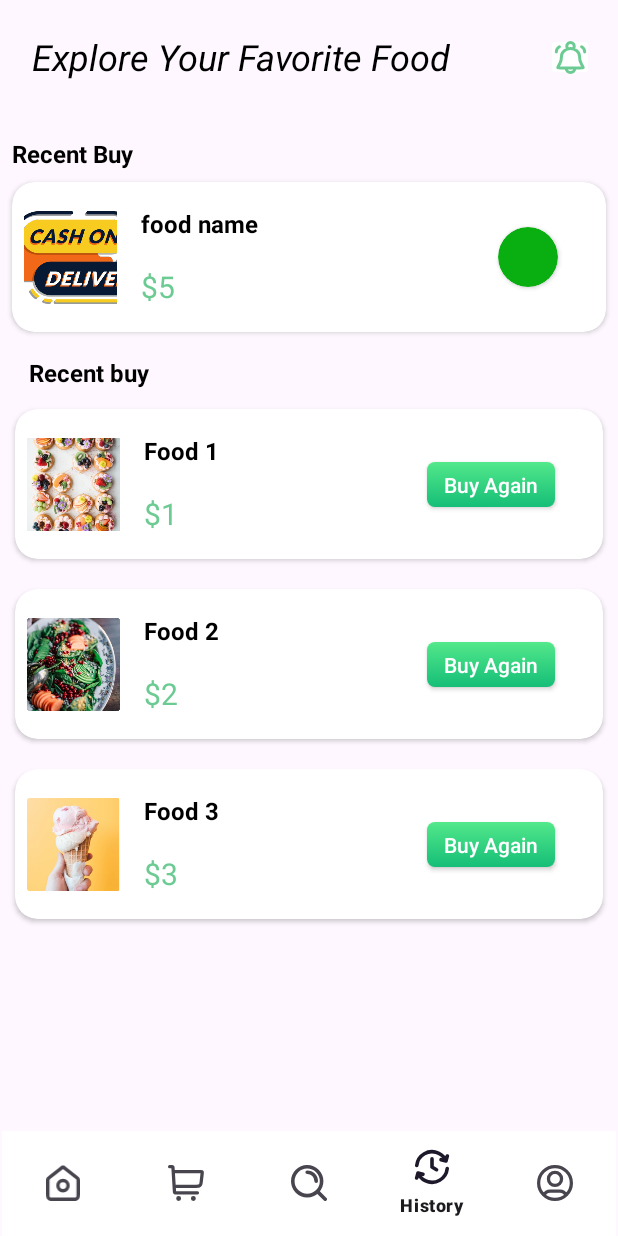
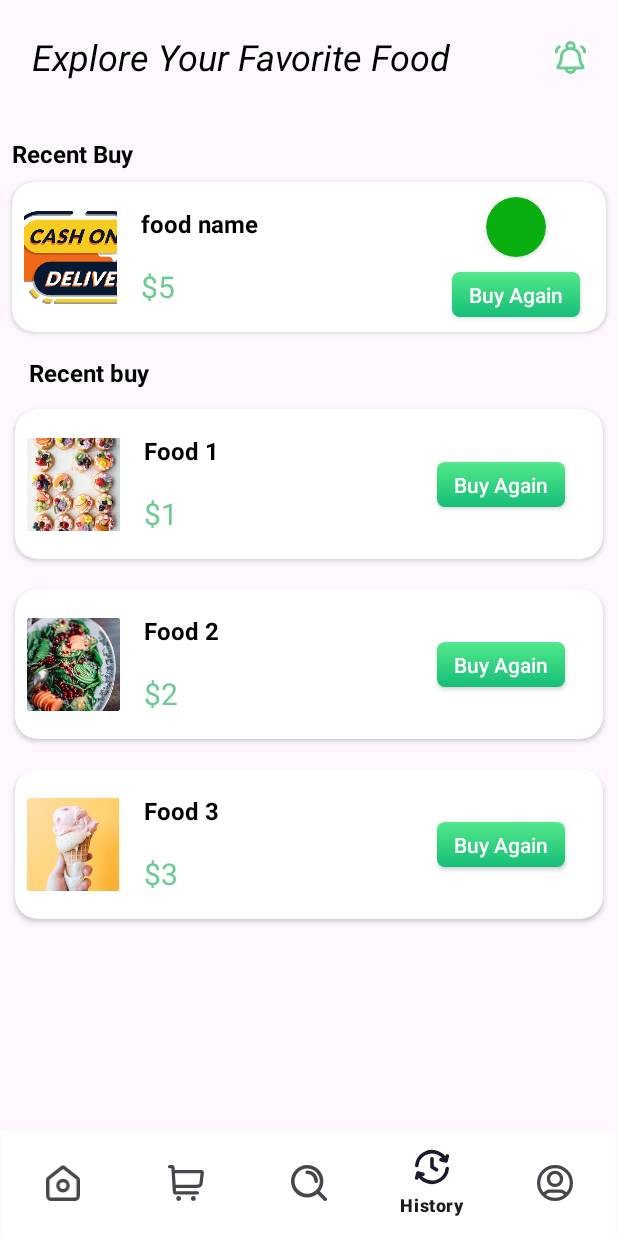
Before and after one commit to Robin-Ranjan/OneClickEat, an Android app: the HistoryFragment screen opened through its navigation route, on a phone screen of 412 x 824 dp. Run offline under Robolectric (Android 15) with nearby library versions, the phone set to English and light mode, and no system bars; our stand-ins replace navigation-ui; libraries missing offline, so code that uses them is left out: com.denzcoskun.imageslider; 6 statements that could not run were skipped.

Commit message:
final cummit

```diff
--- a/app/src/main/res/layout/fragment_history.xml
+++ b/app/src/main/res/layout/fragment_history.xml
@@ -34,6 +34,21 @@
             android:layout_height="match_parent"
             app:layout_constraintBottom_toTopOf="@+id/buyAgainFoodPrice"
             app:layout_constraintTop_toTopOf="@+id/buyAgainFoodPrice">
+
+            <androidx.appcompat.widget.AppCompatButton
+                android:id="@+id/buyAgainButton"
+                android:layout_width="85dp"
+                android:layout_height="30dp"
+                android:background="@drawable/add_to_cart_shape"
+                android:text="Buy Again"
+                android:textAllCaps="false"
+                android:textColor="@color/white"
+                android:textSize="14sp"
+                app:layout_constraintBottom_toBottomOf="parent"
+                app:layout_constraintEnd_toEndOf="@+id/cardView5"
+                app:layout_constraintHorizontal_bias="0.5"
+                app:layout_constraintStart_toStartOf="@+id/cardView5"
+                app:layout_constraintTop_toBottomOf="@+id/cardView5" />
 
             <ImageView
                 android:id="@+id/buyAgainFoodImage"
@@ -73,12 +88,13 @@
                 app:layout_constraintTop_toBottomOf="@+id/buyAgainFoodName" />
 
             <androidx.cardview.widget.CardView
+                android:id="@+id/cardView5"
                 android:layout_width="40dp"
                 android:layout_height="40dp"
-                android:layout_marginEnd="32dp"
                 app:cardBackgroundColor="#09AF10"
                 app:cardCornerRadius="20dp"
-                app:layout_constraintBottom_toBottomOf="parent"
+                android:layout_marginEnd="40dp"
+                app:layout_constraintBottom_toTopOf="@+id/buyAgainButton"
                 app:layout_constraintEnd_toEndOf="parent"
                 app:layout_constraintTop_toTopOf="parent" />
 
--- a/app/src/main/res/layout/recent_buy_item.xml
+++ b/app/src/main/res/layout/recent_buy_item.xml
@@ -67,7 +67,7 @@
                 android:id="@+id/buyAgainButton"
                 android:layout_width="85dp"
                 android:layout_height="30dp"
-                android:layout_marginEnd="32dp"
+                android:layout_marginEnd="25dp"
                 android:background="@drawable/add_to_cart_shape"
                 android:text="Buy Again"
                 android:textAllCaps="false"
--- a/app/src/main/res/values/themes.xml
+++ b/app/src/main/res/values/themes.xml
@@ -6,7 +6,7 @@
         <!--  <item name="android:windowTranslucentStatus">true</item>
          <item name="android:windowTranslucentNavigation">true</item> -->
 
-         <item name="android:statusBarColor">@android:color/transparent</item>
+
      </style>
 
      <style name="Theme.FoodDelivery" parent="Base.Theme.FoodDelivery" />
```
Also changed, not shown: app/src/main/res/drawable/profiel_shape.xml (+5 -4 lines).
